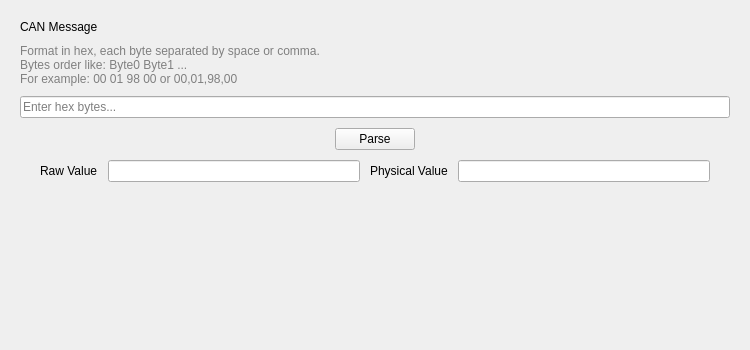
The window that ui/page/Parser.ui (JoelZhu/CANTool) describes before a commit, drawn with Qt 5.
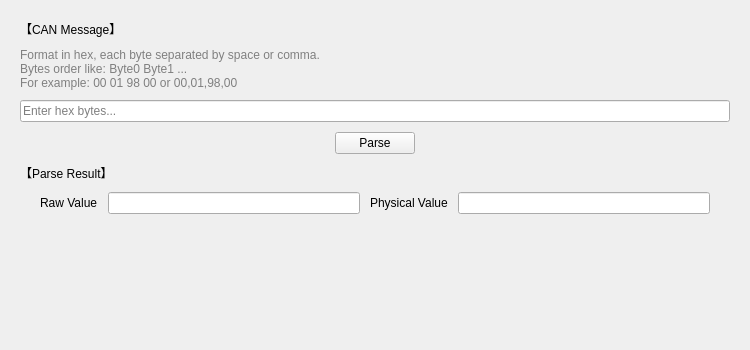
The same window after the commit.

```diff
--- a/ui/page/Parser.ui
+++ b/ui/page/Parser.ui
@@ -32,7 +32,7 @@
                         <item row="0" column="0" colspan="8">
                             <widget class="QLabel" name="labelData">
                                 <property name="text">
-                                    <string>CAN Message</string>
+                                    <string>【CAN Message】</string>
                                 </property>
                             </widget>
                         </item>
@@ -80,29 +80,38 @@
                             </widget>
                         </item>
 
-                        <!-- 第 4 行：结果标签（Raw Value、Physical Value） -->
-                        <item row="4" column="2">
+                        <!-- 第 4 行：分析结果标题 -->
+                        <item row="4" column="0" colspan="8">
+                            <widget class="QLabel" name="labelWatcher">
+                                <property name="text">
+                                    <string>【Parse Result】</string>
+                                </property>
+                            </widget>
+                        </item>
+
+                        <!-- 第 5 行：结果标签（Raw Value、Physical Value） -->
+                        <item row="5" column="2">
                             <widget class="QLabel" name="labelRaw">
                                 <property name="text">
                                     <string>Raw Value</string>
                                 </property>
                             </widget>
                         </item>
-                        <item row="4" column="3">
+                        <item row="5" column="3">
                             <widget class="QLineEdit" name="editRaw">
                                 <property name="readOnly">
                                     <bool>true</bool>
                                 </property>
                             </widget>
                         </item>
-                        <item row="4" column="4">
+                        <item row="5" column="4">
                             <widget class="QLabel" name="labelPhysical">
                                 <property name="text">
                                     <string>Physical Value</string>
                                 </property>
                             </widget>
                         </item>
-                        <item row="4" column="5">
+                        <item row="5" column="5">
                             <widget class="QLineEdit" name="editPhysical">
                                 <property name="readOnly">
                                     <bool>true</bool>
```
